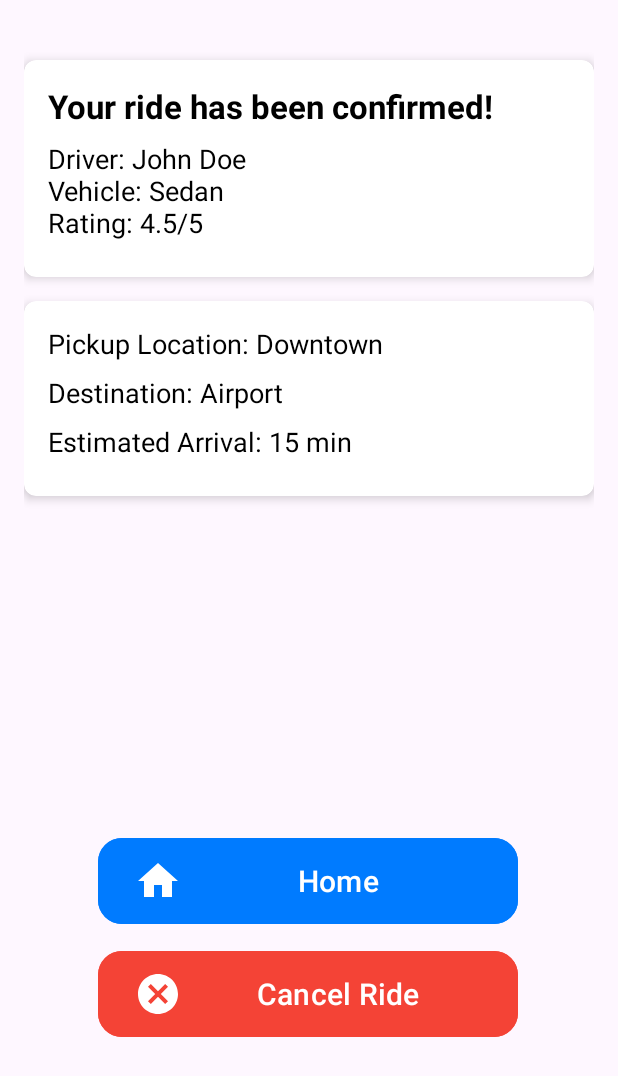
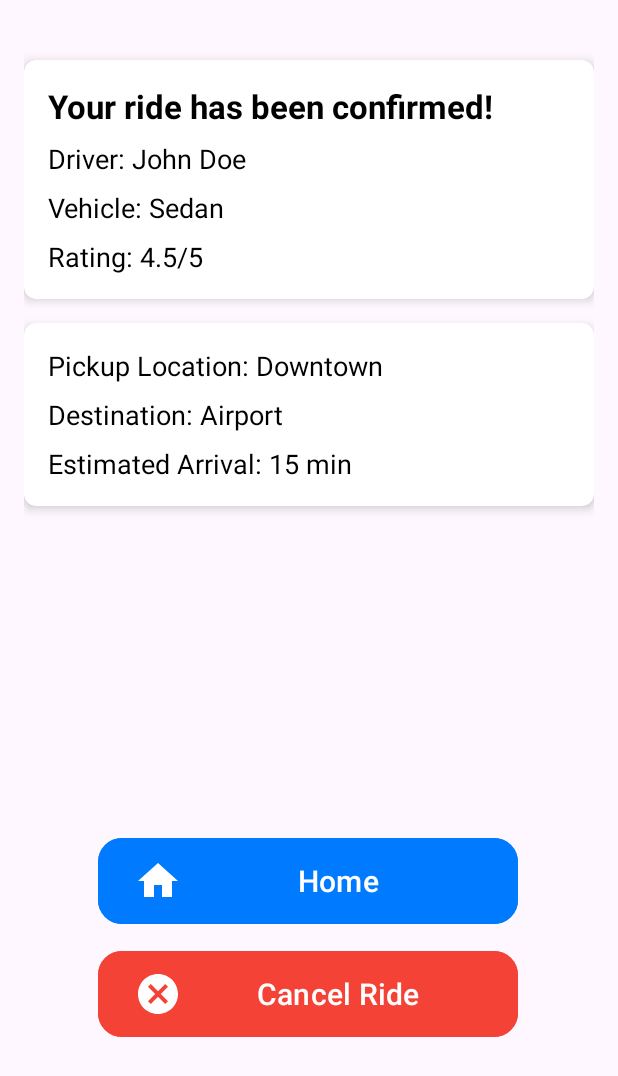
Before and after one commit to Rheiley/kelowna-connect, an Android app: the RideBookingConfirmation screen opened directly, with no data from a screen before it, on a phone screen of 412 x 824 dp. Shown: the top 1076 px of the screen. Run offline under Robolectric (Android 15) with nearby library versions, the phone set to English and light mode, and no system bars; 1 statement that could not run was skipped.

Commit message:
Update UI

```diff
--- a/app/src/main/java/com/example/kelownaconnect/RideBookingConfirmation.java
+++ b/app/src/main/java/com/example/kelownaconnect/RideBookingConfirmation.java
@@ -10,7 +10,7 @@ import androidx.appcompat.app.AppCompatActivity;
 
 public class RideBookingConfirmation extends AppCompatActivity {
 
-    private TextView pickupLocation, confirmationMessage, driverDetails, destination, eta;
+    private TextView pickupLocation, confirmationMessage, driverDetails, destination, eta, vehicleDetails, driverRating;
     private Button homeButton, cancelRideButton;
 
     @SuppressLint("SetTextI18n")
@@ -28,6 +28,8 @@ public class RideBookingConfirmation extends AppCompatActivity {
         homeButton = findViewById(R.id.homeButton);
         cancelRideButton = findViewById(R.id.cancelRideButton);
         pickupLocation = findViewById(R.id.pickupLocation);
+        vehicleDetails = findViewById(R.id.vehicleDetails);
+        driverRating = findViewById(R.id.driverRating);
 
         // Get the driver and ride details passed from the previous activity
         Intent intent = getIntent();
@@ -39,9 +41,9 @@ public class RideBookingConfirmation extends AppCompatActivity {
 
         // Set the driver details
         if (driver != null) {
-            driverDetails.setText("Driver: " + driver.getName() +
-                    "\nVehicle: " + driver.getVehicle() +
-                    "\nRating: " + driver.getRating() + "/5.0");
+            driverDetails.setText("Driver: " + driver.getName());
+            vehicleDetails.setText("Vehicle: " + driver.getVehicle());
+            driverRating.setText("Rating: " + driver.getRating() + "/5.0");
         }
 
 //        pickupLocation.setText("Pickup Location: " + ride.getPickupLocation());
--- a/app/src/main/res/layout/activity_ride_booking_confirmation.xml
+++ b/app/src/main/res/layout/activity_ride_booking_confirmation.xml
@@ -39,10 +39,27 @@
                 android:id="@+id/driverDetails"
                 android:layout_width="wrap_content"
                 android:layout_height="wrap_content"
-                android:text="Driver: John Doe\nVehicle: Sedan\nRating: 4.5/5"
+                android:text="Driver: John Doe"
                 android:textSize="18sp"
                 android:textColor="@android:color/black"
                 android:layout_marginBottom="8dp"/>
+
+            <TextView
+                android:id="@+id/vehicleDetails"
+                android:layout_width="wrap_content"
+                android:layout_height="wrap_content"
+                android:text="Vehicle: Sedan"
+                android:textSize="18sp"
+                android:textColor="@android:color/black"
+                android:layout_marginBottom="8dp"/>
+
+            <TextView
+                android:id="@+id/driverRating"
+                android:layout_width="wrap_content"
+                android:layout_height="wrap_content"
+                android:text="Rating: 4.5/5"
+                android:textSize="18sp"
+                android:textColor="@android:color/black"/>
         </LinearLayout>
     </androidx.cardview.widget.CardView>
 
@@ -88,11 +105,11 @@
                 android:layout_height="wrap_content"
                 android:text="Estimated Arrival: 15 min"
                 android:textSize="18sp"
-                android:textColor="@android:color/black"
-                android:layout_marginBottom="8dp"/>
+                android:textColor="@android:color/black"/>
         </LinearLayout>
     </androidx.cardview.widget.CardView>
 
+    <!-- Buttons -->
     <com.google.android.material.button.MaterialButton
         android:id="@+id/homeButton"
         android:layout_width="280dp"
```
